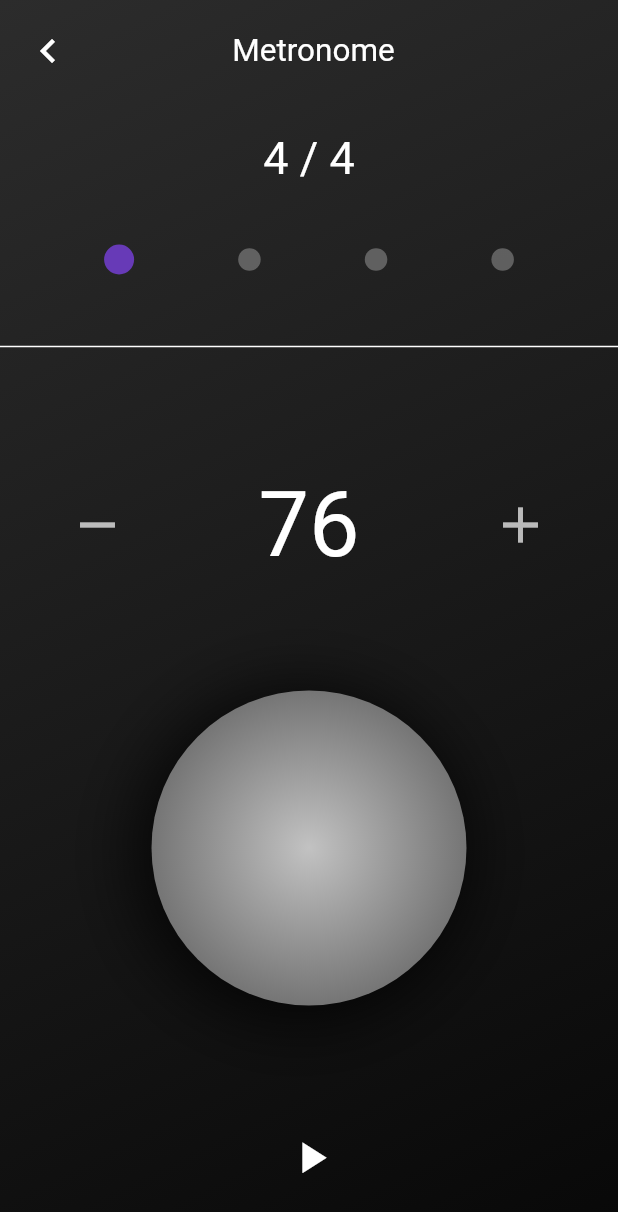
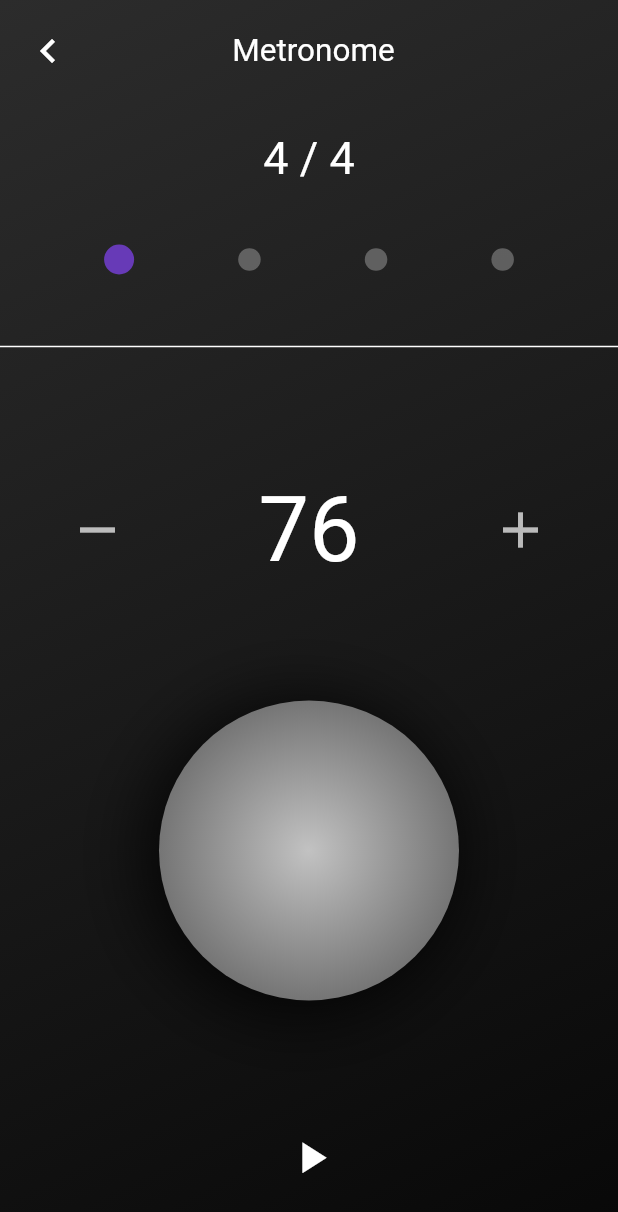
Before and after one commit to dimo147/gtuner, a Flutter app: the MetronomeScreen screen opened directly, after a tap on the "add" icon, on a phone screen of 412 x 824 dp. Shown: the top 1212 px of the screen. Run offline on Flutter 3.47's test engine with Material 2 defaults, Android fonts, the phone set to English and light mode, and no system bars; our stand-ins replace audioplayers, google_mobile_ads, numberpicker, permission_handler, shared_preferences; missing offline and left inert: flutter_audio_capture, pitch_detector_dart; accounts and stored records are empty; generated files the repository leaves out were written again.

Commit message:
metronome tempo fixed

```diff
--- a/lib/metronome.dart
+++ b/lib/metronome.dart
@@ -24,6 +24,14 @@ class _MetronomeScreenState extends State<MetronomeScreen> {
     prefix: "images/",
     fixedPlayer: AudioPlayer()..setReleaseMode(ReleaseMode.STOP),
   );
+  static AudioCache player2 = AudioCache(
+    prefix: "images/",
+    fixedPlayer: AudioPlayer()..setReleaseMode(ReleaseMode.STOP),
+  );
+  static AudioCache player3 = AudioCache(
+    prefix: "images/",
+    fixedPlayer: AudioPlayer()..setReleaseMode(ReleaseMode.STOP),
+  );
 
   @override
   void initState() {
@@ -38,8 +46,13 @@ class _MetronomeScreenState extends State<MetronomeScreen> {
   }
 
   playSound() async {
-    String audioasset = "metronome.wav";
-    await player.play(audioasset, mode: PlayerMode.LOW_LATENCY);
+    if (notes % 2 == 1 && current == 1) {
+      await player3.play("metronome.wav", mode: PlayerMode.LOW_LATENCY);
+    } else if (current % 2 == 0) {
+      await player.play("metronome.wav", mode: PlayerMode.LOW_LATENCY);
+    } else {
+      await player2.play("metronome.wav", mode: PlayerMode.LOW_LATENCY);
+    }
     setState(() {
       if (current == notes) {
         current = 1;
@@ -184,7 +197,7 @@ class _MetronomeScreenState extends State<MetronomeScreen> {
                     onPressed: () {
                       stop();
                       setState(() {
-                        if (tempo < 130) {
+                        if (tempo < 180) {
                           tempo += 1;
                         }
                       });
@@ -201,7 +214,7 @@ class _MetronomeScreenState extends State<MetronomeScreen> {
               onVerticalDragUpdate: (details) {
                 if (details.delta.dy < 0) {
                   setState(() {
-                    if (tempo < 130) {
+                    if (tempo < 180) {
                       tempo += 1;
                     }
                   });
@@ -214,8 +227,8 @@ class _MetronomeScreenState extends State<MetronomeScreen> {
                 }
               },
               child: Container(
-                width: 210,
-                height: 210,
+                width: 200,
+                height: 200,
                 decoration: BoxDecoration(
                   gradient: const RadialGradient(colors: [
                     Color.fromARGB(255, 194, 194, 194),
```
